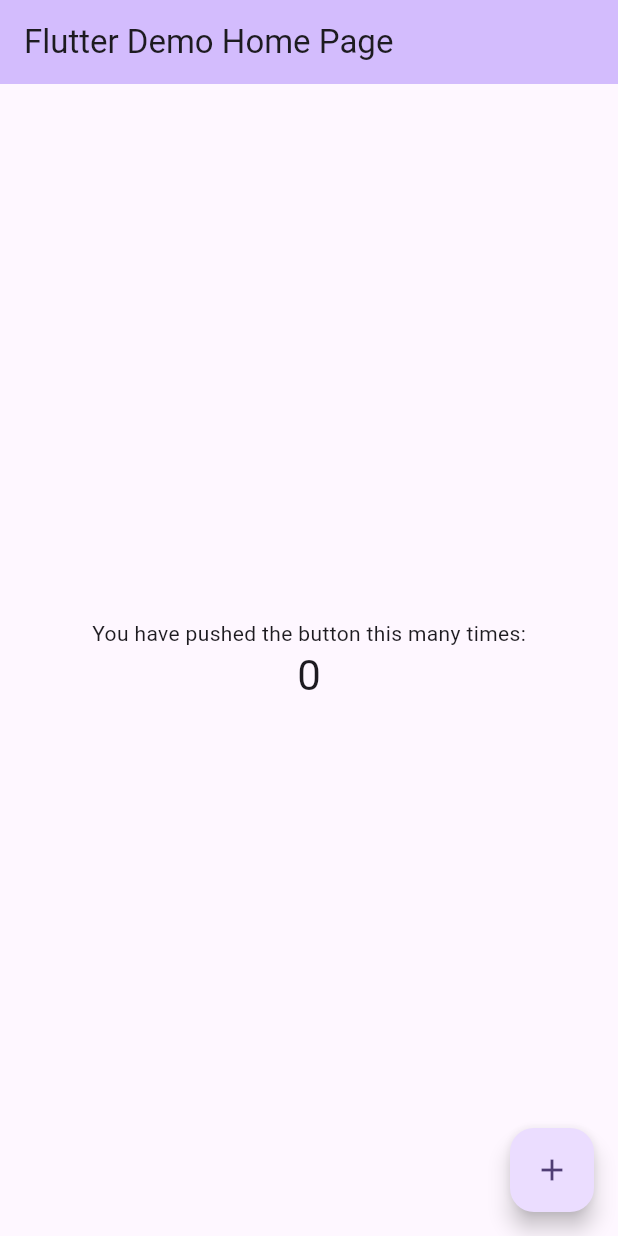
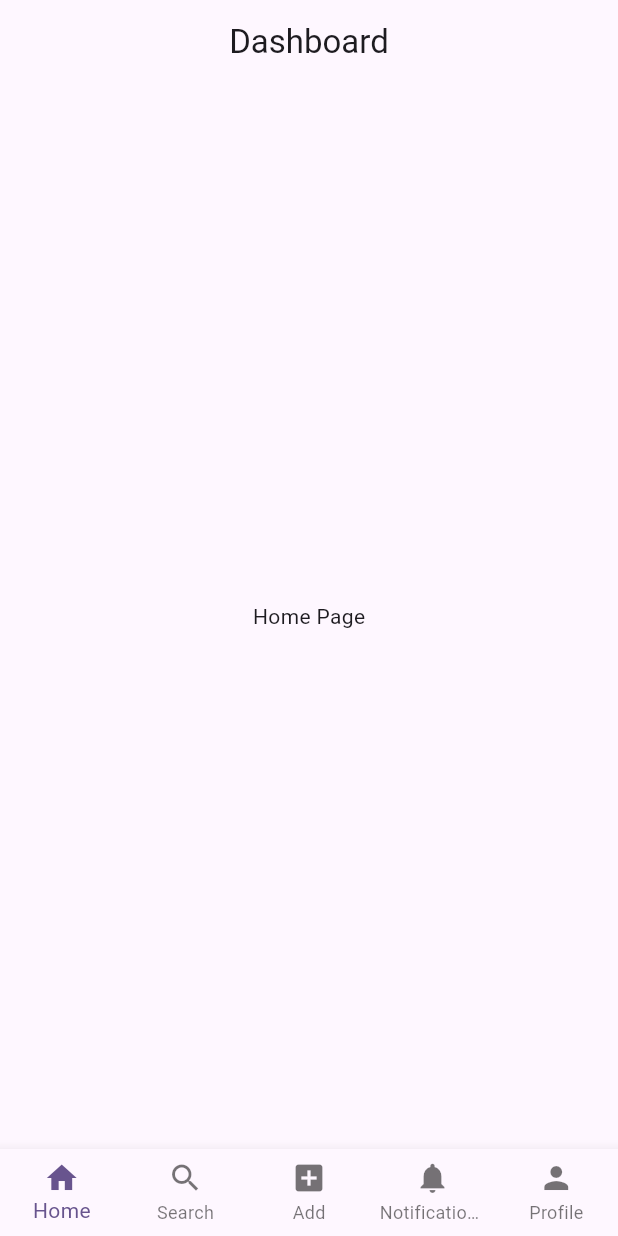
Before and after one commit to SahilJadhav12/mergingdemo, a Flutter app: the screen it shows after launch, on a phone screen of 412 x 824 dp. Run offline on Flutter 3.47's test engine with Material 3 defaults, Android fonts, the phone set to English and light mode, and no system bars.

Commit message:
dashboard_page.dart

```diff
--- /dev/null
+++ b/lib/features/dashboard/dashboard_bottom_bar.dart
@@ -0,0 +1,43 @@
+import 'package:flutter/material.dart';
+
+class DashboardBottomBar extends StatelessWidget {
+  final int selectedIndex;
+  final ValueChanged<int> onItemSelected;
+
+  const DashboardBottomBar({
+    required this.selectedIndex,
+    required this.onItemSelected,
+    super.key,
+  });
+
+  @override
+  Widget build(BuildContext context) {
+    return BottomNavigationBar(
+      currentIndex: selectedIndex,
+      onTap: onItemSelected,
+      type: BottomNavigationBarType.fixed,
+      items: const [
+        BottomNavigationBarItem(
+          icon: Icon(Icons.home),
+          label: 'Home',
+        ),
+        BottomNavigationBarItem(
+          icon: Icon(Icons.search),
+          label: 'Search',
+        ),
+        BottomNavigationBarItem(
+          icon: Icon(Icons.add_box),
+          label: 'Add',
+        ),
+        BottomNavigationBarItem(
+          icon: Icon(Icons.notifications),
+          label: 'Notifications',
+        ),
+        BottomNavigationBarItem(
+          icon: Icon(Icons.person),
+          label: 'Profile',
+        ),
+      ],
+    );
+  }
+}
--- /dev/null
+++ b/lib/features/dashboard/dashboard_page.dart
@@ -0,0 +1,42 @@
+import 'package:flutter/material.dart';
+import 'dashboard_bottom_bar.dart';
+
+class DashboardPage extends StatefulWidget {
+  const DashboardPage({super.key});
+
+  @override
+  State<DashboardPage> createState() => _DashboardPageState();
+}
+
+class _DashboardPageState extends State<DashboardPage> {
+  int selectedIndex = 0;
+
+  static const List<Widget> _pages = <Widget>[
+    Center(child: Text('Home Page')),
+    Center(child: Text('Search Page')),
+    Center(child: Text('Add Page')),
+    Center(child: Text('Notifications Page')),
+    Center(child: Text('Profile Page')),
+  ];
+
+  void onItemTapped(int index) {
+    setState(() {
+      selectedIndex = index;
+    });
+  }
+
+  @override
+  Widget build(BuildContext context) {
+    return Scaffold(
+      appBar: AppBar(
+        title: const Text('Dashboard'),
+        centerTitle: true,
+      ),
+      body: _pages[selectedIndex],
+      bottomNavigationBar: DashboardBottomBar(
+        selectedIndex: selectedIndex,
+        onItemSelected: onItemTapped,
+      ),
+    );
+  }
+}
--- a/lib/main.dart
+++ b/lib/main.dart
@@ -1,134 +1,21 @@
 import 'package:flutter/material.dart';
+import 'features/dashboard/dashboard_page.dart';
 
 void main() {
   runApp(const MyApp());
 }
 
-class MyApp extends StatefulWidget {
+class MyApp extends StatelessWidget {
   const MyApp({super.key});
 
-  @override
-  State<MyApp> createState() => _MyAppState();
-}
-
-class _MyAppState extends State<MyApp> {
-
-  @override
-  void initState() {
-    // Always call super.initState() first
-    super.initState();
-
-  }
-  // This widget is the root of your application.
   @override
   Widget build(BuildContext context) {
     return MaterialApp(
       title: 'Flutter Demo',
       theme: ThemeData(
-        // This is the theme of your application.
-        //
-        // TRY THIS: Try running your application with "flutter run". You'll see
-        // the application has a purple toolbar. Then, without quitting the app,
-        // try changing the seedColor in the colorScheme below to Colors.green
-        // and then invoke "hot reload" (save your changes or press the "hot
-        // reload" button in a Flutter-supported IDE, or press "r" if you used
-        // the command line to start the app).
-        //
-        // Notice that the counter didn't reset back to zero; the application
-        // state is not lost during the reload. To reset the state, use hot
-        // restart instead.
-        //
-        // This works for code too, not just values: Most code changes can be
-        // tested with just a hot reload.
         colorScheme: ColorScheme.fromSeed(seedColor: Colors.deepPurple),
       ),
-      home: const MyHomePage(title: 'Flutter Demo Home Page'),
+      home: const DashboardPage(),
     );
   }
 }
-
-class MyHomePage extends StatefulWidget {
-  const MyHomePage({super.key, required this.title});
-
-  // This widget is the home page of your application. It is stateful, meaning
-  // that it has a State object (defined below) that contains fields that affect
-  // how it looks.
-
-  // This class is the configuration for the state. It holds the values (in this
-  // case the title) provided by the parent (in this case the App widget) and
-  // used by the build method of the State. Fields in a Widget subclass are
-  // always marked "final".
-
-  final String title;
-
-  @override
-  State<MyHomePage> createState() => _MyHomePageState();
-}
-
-class _MyHomePageState extends State<MyHomePage> {
-  int _counter = 0;
-
-  void _incrementCounter() {
-    setState(() {
-      // This call to setState tells the Flutter framework that something has
-      // changed in this State, which causes it to rerun the build method below
-      // so that the display can reflect the updated values. If we changed
-      // _counter without calling setState(), then the build method would not be
-      // called again, and so nothing would appear to happen.
-      _counter++;
-    });
-  }
-
-  @override
-  Widget build(BuildContext context) {
-    // This method is rerun every time setState is called, for instance as done
-    // by the _incrementCounter method above.
-    //
-    // The Flutter framework has been optimized to make rerunning build methods
-    // fast, so that you can just rebuild anything that needs updating rather
-    // than having to individually change instances of widgets.
-    return Scaffold(
-      appBar: AppBar(
-        // TRY THIS: Try changing the color here to a specific color (to
-        // Colors.amber, perhaps?) and trigger a hot reload to see the AppBar
-        // change color while the other colors stay the same.
-        backgroundColor: Theme.of(context).colorScheme.inversePrimary,
-        // Here we take the value from the MyHomePage object that was created by
-        // the App.build method, and use it to set our appbar title.
-        title: Text(widget.title),
-      ),
-      body: Center(
-        // Center is a layout widget. It takes a single child and positions it
-        // in the middle of the parent.
-        child: Column(
-          // Column is also a layout widget. It takes a list of children and
-          // arranges them vertically. By default, it sizes itself to fit its
-          // children horizontally, and tries to be as tall as its parent.
-          //
-          // Column has various properties to control how it sizes itself and
-          // how it positions its children. Here we use mainAxisAlignment to
-          // center the children vertically; the main axis here is the vertical
-          // axis because Columns are vertical (the cross axis would be
-          // horizontal).
-          //
-          // TRY THIS: Invoke "debug painting" (choose the "Toggle Debug Paint"
-          // action in the IDE, or press "p" in the console), to see the
-          // wireframe for each widget.
-          mainAxisAlignment: MainAxisAlignment.center,
-          children: <Widget>[
-            const Text('You have pushed the button this many times:'),
-            Text(
-              '$_counter',
-              style: Theme.of(context).textTheme.headlineMedium,
-            ),
-          ],
-        ),
-      ),
-      floatingActionButton: FloatingActionButton(
-        onPressed: _incrementCounter,
-        tooltip: 'Increment',
-        child: const Icon(Icons.add),
-      ), // This trailing comma makes auto-formatting nicer for build methods.
-    );
-  }
-}
--- a/pubspec.yaml
+++ b/pubspec.yaml
@@ -34,6 +34,7 @@ dependencies:
   # The following adds the Cupertino Icons font to your application.
   # Use with the CupertinoIcons class for iOS style icons.
   cupertino_icons: ^1.0.8
+  provider: ^6.1.5
 
 dev_dependencies:
   flutter_test:
```
